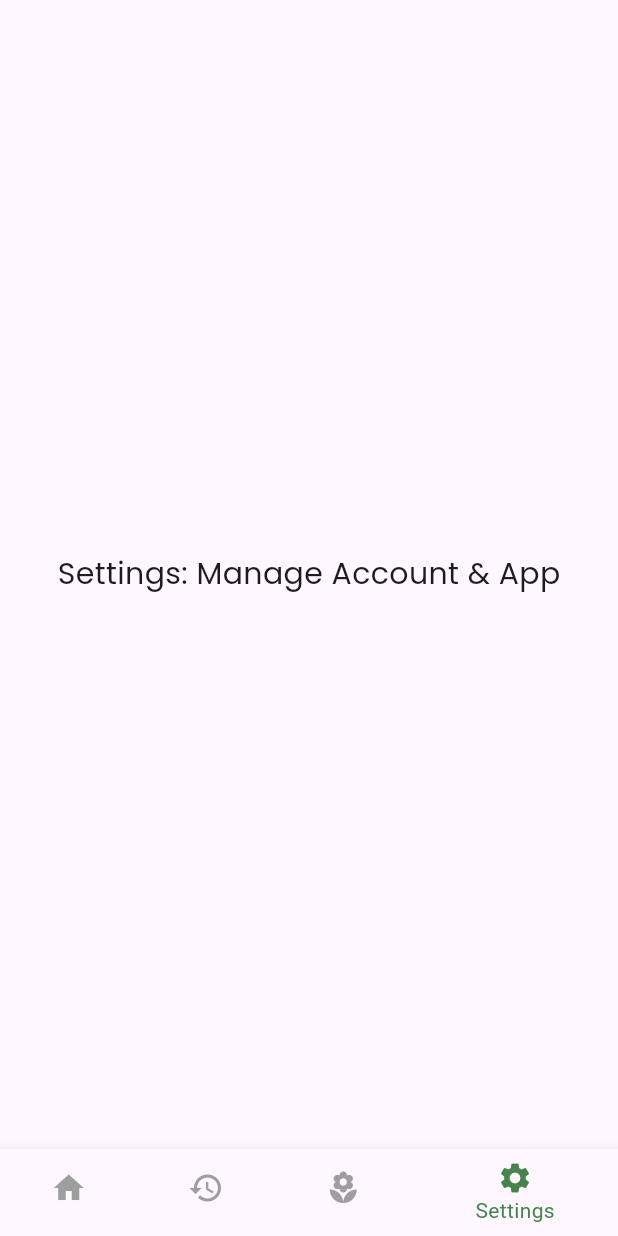
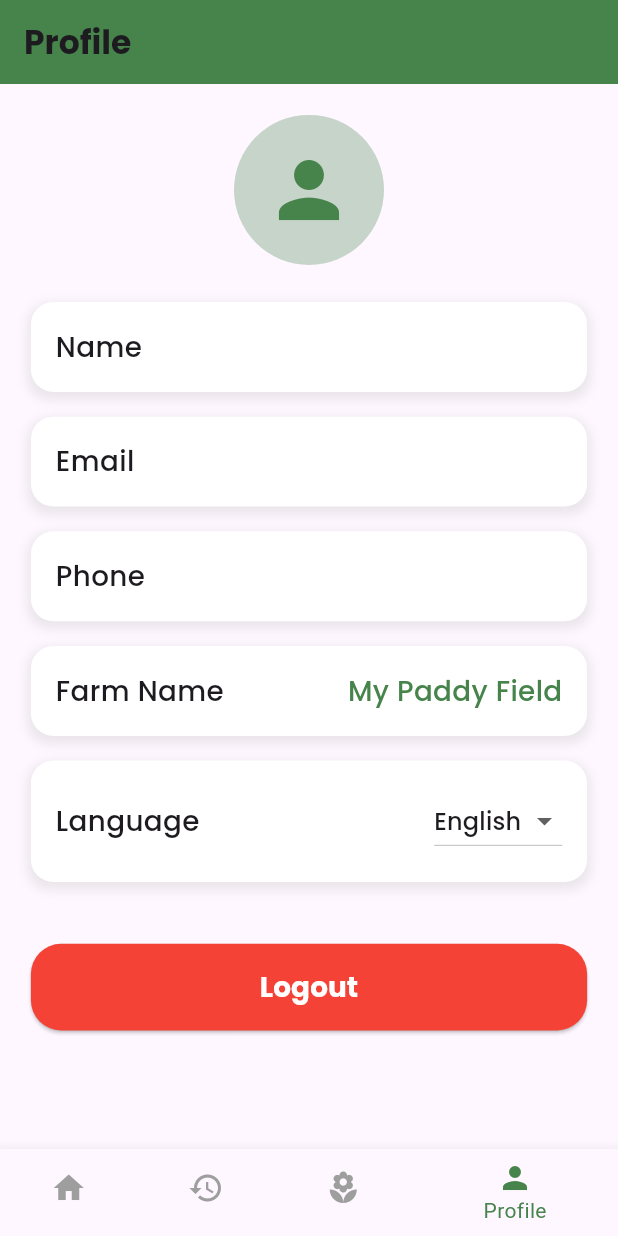
Before and after one commit to Shreesha001/AgroStick, a Flutter app: the MainHomeScreen screen opened directly, item 4 of the bottom bar chosen, on a phone screen of 412 x 824 dp. Run offline on Flutter 3.47's test engine with Material 3 defaults, Android fonts, the phone set to English and light mode, and no system bars; our stand-ins replace firebase_auth, firebase_core, fl_chart, flutter_animate, google_fonts; accounts and stored records are empty.

Commit message:
feat(ui): add crop health and profile Screen interface

```diff
--- a/lib/bottom_bar/history_screen.dart
+++ b/lib/bottom_bar/history_screen.dart
@@ -104,6 +104,13 @@ class _HistoryScreenState extends State<HistoryScreen> {
     final screenHeight = MediaQuery.of(context).size.height;
 
     return Scaffold(
+      appBar: AppBar(
+        backgroundColor: AppColors.primaryGreen,
+        title: Text(
+          'Spray History',
+          style: GoogleFonts.poppins(fontWeight: FontWeight.bold),
+        ),
+      ),
       body: SafeArea(
         child: CustomScrollView(
           slivers: [
@@ -122,14 +129,7 @@ class _HistoryScreenState extends State<HistoryScreen> {
   Widget _buildSummaryView(double screenWidth, double screenHeight) {
     return SliverList(
       delegate: SliverChildListDelegate([
-        Text(
-          'Your Spray Summary',
-          style: GoogleFonts.poppins(
-            fontSize: screenWidth * 0.06,
-            fontWeight: FontWeight.w600,
-            color: AppColors.primaryGreen,
-          ),
-        ),
+
         SizedBox(height: screenHeight * 0.02),
         GridView.builder(
           shrinkWrap: true,
--- /dev/null
+++ b/lib/bottom_bar/profile_screen.dart
@@ -0,0 +1,182 @@
+import 'package:flutter/material.dart';
+import 'package:google_fonts/google_fonts.dart';
+import 'package:firebase_auth/firebase_auth.dart';
+import 'package:agro_stick/auth_screens/login_screen.dart';
+import 'package:agro_stick/theme/colors.dart';
+
+class ProfileScreen extends StatefulWidget {
+  const ProfileScreen({super.key});
+
+  @override
+  _ProfileScreenState createState() => _ProfileScreenState();
+}
+
+class _ProfileScreenState extends State<ProfileScreen> {
+  final User? user = FirebaseAuth.instance.currentUser;
+
+  String selectedLanguage = 'English';
+  List<String> languages = ['English', 'Hindi', 'Punjabi'];
+
+  Future<void> _logout() async {
+    await FirebaseAuth.instance.signOut();
+    if (mounted) {
+      Navigator.pushReplacement(
+        context,
+        MaterialPageRoute(builder: (context) => const LoginScreen()),
+      );
+    }
+  }
+
+  @override
+  Widget build(BuildContext context) {
+    final screenWidth = MediaQuery.of(context).size.width;
+    final screenHeight = MediaQuery.of(context).size.height;
+
+    return Scaffold(
+      appBar: AppBar(
+        backgroundColor: AppColors.primaryGreen,
+        title: Text(
+          'Profile',
+          style: GoogleFonts.poppins(fontWeight: FontWeight.bold),
+        ),
+      ),
+      body: SingleChildScrollView(
+        padding: EdgeInsets.all(screenWidth * 0.05),
+        child: Column(
+          crossAxisAlignment: CrossAxisAlignment.start,
+          children: [
+            // Profile Picture
+            Center(
+              child: CircleAvatar(
+                radius: 50,
+                backgroundColor: AppColors.primaryGreen.withOpacity(0.3),
+                child: Icon(
+                  Icons.person,
+                  color: AppColors.primaryGreen,
+                  size: 60,
+                ),
+              ),
+            ),
+            SizedBox(height: screenHeight * 0.03),
+
+            // User Info
+            _buildInfoCard("Name", user?.displayName ?? "N/A", screenWidth),
+            SizedBox(height: screenHeight * 0.02),
+            _buildInfoCard("Email", user?.email ?? "N/A", screenWidth),
+            SizedBox(height: screenHeight * 0.02),
+            _buildInfoCard("Phone", user?.phoneNumber ?? "N/A", screenWidth),
+            SizedBox(height: screenHeight * 0.02),
+            _buildInfoCard("Farm Name", "My Paddy Field", screenWidth),
+            SizedBox(height: screenHeight * 0.02),
+
+            // Language Selection
+            Container(
+              padding: EdgeInsets.symmetric(horizontal: screenWidth * 0.04, vertical: screenHeight * 0.02),
+              decoration: BoxDecoration(
+                color: Colors.white,
+                borderRadius: BorderRadius.circular(15),
+                boxShadow: [
+                  BoxShadow(
+                    color: Colors.grey.withOpacity(0.2),
+                    spreadRadius: 2,
+                    blurRadius: 5,
+                    offset: const Offset(0, 3),
+                  ),
+                ],
+              ),
+              child: Row(
+                mainAxisAlignment: MainAxisAlignment.spaceBetween,
+                children: [
+                  Text(
+                    'Language',
+                    style: GoogleFonts.poppins(
+                      fontSize: screenWidth * 0.045,
+                      fontWeight: FontWeight.w500,
+                    ),
+                  ),
+                  DropdownButton<String>(
+                    value: selectedLanguage,
+                    items: languages.map((String lang) {
+                      return DropdownMenuItem<String>(
+                        value: lang,
+                        child: Text(lang, style: GoogleFonts.poppins()),
+                      );
+                    }).toList(),
+                    onChanged: (String? value) {
+                      setState(() {
+                        if (value != null) selectedLanguage = value;
+                        // Here you can call your localization method to change language
+                      });
+                    },
+                  ),
+                ],
+              ),
+            ),
+            SizedBox(height: screenHeight * 0.05),
+
+            // Logout Button
+            Center(
+              child: ElevatedButton(
+                onPressed: _logout,
+                style: ElevatedButton.styleFrom(
+                  backgroundColor: Colors.red,
+                  minimumSize: Size(double.infinity, screenHeight * 0.07),
+                  shape: RoundedRectangleBorder(
+                    borderRadius: BorderRadius.circular(20),
+                  ),
+                ),
+                child: Text(
+                  'Logout',
+                  style: GoogleFonts.poppins(
+                    fontWeight: FontWeight.bold,
+                    fontSize: screenWidth * 0.045,
+                    color: Colors.white,
+                  ),
+                ),
+              ),
+            ),
+          ],
+        ),
+      ),
+    );
+  }
+
+  // Helper widget for info cards
+  Widget _buildInfoCard(String title, String value, double screenWidth) {
+    return Container(
+      padding: EdgeInsets.all(screenWidth * 0.04),
+      decoration: BoxDecoration(
+        color: Colors.white,
+        borderRadius: BorderRadius.circular(15),
+        boxShadow: [
+          BoxShadow(
+            color: Colors.grey.withOpacity(0.2),
+            spreadRadius: 2,
+            blurRadius: 5,
+            offset: const Offset(0, 3),
+          ),
+        ],
+      ),
+      child: Row(
+        mainAxisAlignment: MainAxisAlignment.spaceBetween,
+        children: [
+          Text(
+            title,
+            style: GoogleFonts.poppins(
+              fontSize: screenWidth * 0.045,
+              fontWeight: FontWeight.w500,
+            ),
+          ),
+          Text(
+            value,
+            style: GoogleFonts.poppins(
+              fontSize: screenWidth * 0.045,
+              fontWeight: FontWeight.w500,
+              color: AppColors.primaryGreen,
+            ),
+          ),
+        ],
+      ),
+    );
+  }
+}
--- a/lib/main_home_screen.dart
+++ b/lib/main_home_screen.dart
@@ -1,6 +1,7 @@
 import 'package:agro_stick/bottom_bar/crop_health_screen.dart';
 import 'package:agro_stick/bottom_bar/history_screen.dart';
 import 'package:agro_stick/bottom_bar/home_screen.dart';
+import 'package:agro_stick/bottom_bar/profile_screen.dart';
 import 'package:flutter/material.dart';
 import 'package:google_fonts/google_fonts.dart';
 import 'package:agro_stick/theme/colors.dart';
@@ -19,7 +20,7 @@ class _MainHomeScreenState extends State<MainHomeScreen> {
     HomeScreen(),
     HistoryScreen(),
     CropHealthScreen(),
-    SettingsTab(),
+    ProfileScreen(),
   ];
 
   void _onItemTapped(int index) {
@@ -52,45 +53,11 @@ class _MainHomeScreenState extends State<MainHomeScreen> {
             label: 'Crop Health',
           ),
           BottomNavigationBarItem(
-            icon: Icon(Icons.settings),
-            label: 'Settings',
+            icon: Icon(Icons.person),
+            label: 'Profile',
           ),
         ],
       ),
     );
   }
 }
-
-
-
-// Schedule Tab
-class ScheduleTab extends StatelessWidget {
-  const ScheduleTab({super.key});
-
-  @override
-  Widget build(BuildContext context) {
-    return Center(
-      child: Text(
-        'Schedule: Manage Spray Tasks',
-        style: GoogleFonts.poppins(fontSize: 20),
-      ),
-    );
-  }
-}
-
-
-
-// Settings Tab
-class SettingsTab extends StatelessWidget {
-  const SettingsTab({super.key});
-
-  @override
-  Widget build(BuildContext context) {
-    return Center(
-      child: Text(
-        'Settings: Manage Account & App',
-        style: GoogleFonts.poppins(fontSize: 20),
-      ),
-    );
-  }
-}
```
